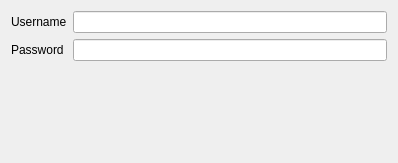
The window that plugins/LastFmScrobbler/lastfmscrobblerconfig.ui (danvratil/TepSonic) describes before a commit, drawn with Qt 5.
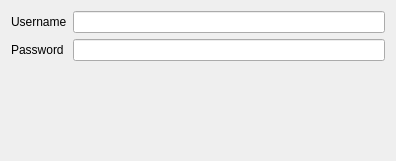
The same window after the commit.

What changed in the file:
```diff
--- a/plugins/LastFmScrobbler/lastfmscrobblerconfig.ui
+++ b/plugins/LastFmScrobbler/lastfmscrobblerconfig.ui
@@ -6,14 +6,17 @@
    <rect>
     <x>0</x>
     <y>0</y>
-    <width>398</width>
-    <height>163</height>
+    <width>396</width>
+    <height>161</height>
    </rect>
   </property>
   <property name="windowTitle">
    <string>Form</string>
   </property>
   <layout class="QFormLayout" name="formLayout">
+   <property name="fieldGrowthPolicy">
+    <enum>QFormLayout::ExpandingFieldsGrow</enum>
+   </property>
    <item row="0" column="0">
     <widget class="QLabel" name="label">
      <property name="text">
@@ -32,7 +35,20 @@
     </widget>
    </item>
    <item row="1" column="1">
-    <widget class="QLineEdit" name="passwordEdit"/>
+    <widget class="QLineEdit" name="passwordEdit">
+     <property name="inputMethodHints">
+      <set>Qt::ImhNone</set>
+     </property>
+     <property name="inputMask">
+      <string notr="true"/>
+     </property>
+     <property name="text">
+      <string/>
+     </property>
+     <property name="echoMode">
+      <enum>QLineEdit::Password</enum>
+     </property>
+    </widget>
    </item>
   </layout>
  </widget>
```
